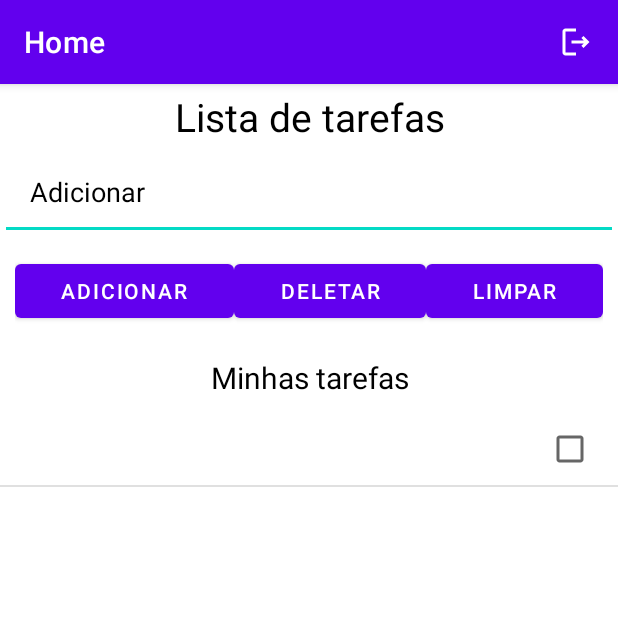
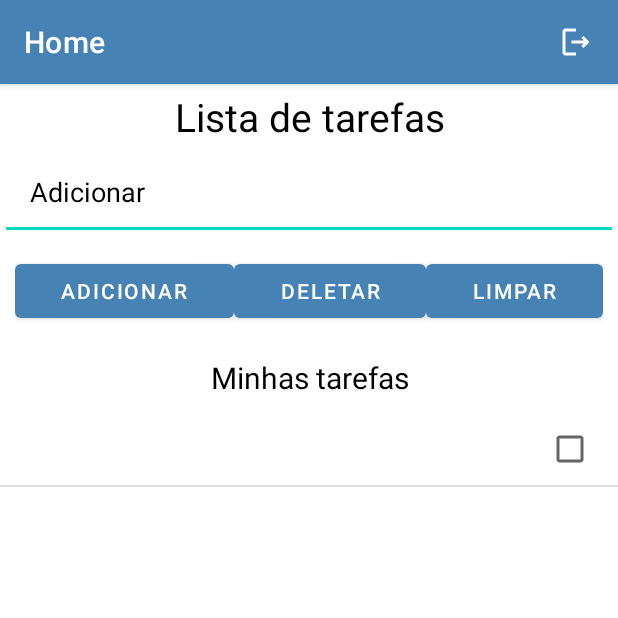
Before and after one commit to FelipeBenincaza/projeto_Desenvolvimento_de_Apps_com_Kotlin, an Android app: the screen it shows after launch (MainActivity), after a tap on "ADICIONAR", on a phone screen of 412 x 824 dp, the top half of it. Run offline under Robolectric (Android 15) with nearby library versions, the phone set to English and light mode, and no system bars.

Commit message:
adição do sharedPreferences e alterações de layout;

```diff
--- a/app/build.gradle
+++ b/app/build.gradle
@@ -40,6 +40,8 @@ dependencies {
     implementation 'com.google.android.material:material:1.8.0'
     implementation 'androidx.constraintlayout:constraintlayout:2.1.4'
     implementation 'com.google.firebase:firebase-auth-ktx:21.0.3'
+    implementation 'com.google.code.gson:gson:2.8.7'
+    implementation 'com.google.android.gms:play-services-auth:20.4.1'
     testImplementation 'junit:junit:4.13.2'
     androidTestImplementation 'androidx.test.ext:junit:1.1.5'
     androidTestImplementation 'androidx.test.espresso:espresso-core:3.5.1'
--- a/app/src/main/java/com/benincaza/projetofinalkotlin/MainActivity.kt
+++ b/app/src/main/java/com/benincaza/projetofinalkotlin/MainActivity.kt
@@ -1,26 +1,38 @@
 package com.benincaza.projetofinalkotlin
 
+import android.content.Context
 import android.content.Intent
+import android.content.SharedPreferences
 import androidx.appcompat.app.AppCompatActivity
 import android.os.Bundle
+import android.util.SparseBooleanArray
 import android.view.View
 import android.widget.ArrayAdapter
 import android.widget.EditText
 import android.widget.ListView
+import com.google.gson.Gson
+import com.google.gson.reflect.TypeToken
 
 class MainActivity : AppCompatActivity() {
+
+    private lateinit var sharedPreferences: SharedPreferences
+    private var gson = Gson()
+    private val NAME_LIST = "lista_de_compras"
+
     override fun onCreate(savedInstanceState: Bundle?) {
         super.onCreate(savedInstanceState)
         setContentView(R.layout.activity_main)
         supportActionBar?.hide()
 
-        var listViewTasks = findViewById<ListView>(R.id.listViewTasks);
-        var createTask = findViewById<EditText>(R.id.createTask);
+        sharedPreferences = getSharedPreferences(NAME_LIST, Context.MODE_PRIVATE)
 
-        var itemList = arrayListOf<String>();
-        var adapter = ArrayAdapter(this, android.R.layout.simple_list_item_multiple_choice, itemList);
+        val listViewTasks = findViewById<ListView>(R.id.listViewTasks)
+        val createTask = findViewById<EditText>(R.id.createTask)
 
-        findViewById<View>(R.id.add).setOnClickListener {
+        val itemList = getData()
+        val adapter = ArrayAdapter(this, android.R.layout.simple_list_item_multiple_choice, itemList)
+
+        findViewById<View>(R.id.btn_add).setOnClickListener {
             itemList.add(createTask.text.toString());
             listViewTasks.adapter = adapter;
             adapter.notifyDataSetChanged()
@@ -28,9 +40,46 @@ class MainActivity : AppCompatActivity() {
             createTask.text.clear()
         }
 
+        findViewById<View>(R.id.btn_delete).setOnClickListener {
+            val position: SparseBooleanArray = listViewTasks.checkedItemPositions;
+            val count = listViewTasks.count;
+            var item = count - 1;
+            while(item >= 0){
+                if(position.get(item)){
+                    adapter.remove(itemList.get(item))
+                }
+                item--;
+            }
+
+            saveData(itemList)
+            position.clear();
+            adapter.notifyDataSetChanged()
+        }
+
+        findViewById<View>(R.id.btn_clear).setOnClickListener {
+            itemList.clear()
+            saveData(itemList)
+            adapter.notifyDataSetChanged()
+        }
+
         findViewById<View>(R.id.logout).setOnClickListener{
-            val activity = Intent(this, LoginScreen::class.java);
-            startActivity(activity);
+            startActivity(Intent(this, LoginScreen::class.java))
         }
     }
+
+    private fun getData(): ArrayList<String> {
+        val arrayJson = sharedPreferences.getString("lista", null)
+        return if(arrayJson.isNullOrEmpty()){
+            arrayListOf()
+        }else{
+            gson.fromJson(arrayJson, object: TypeToken<ArrayList<String>>(){}.type)
+        }
+    }
+
+    private fun saveData(array: ArrayList<String>){
+        val arrayJson = gson.toJson(array)
+        val editor = sharedPreferences.edit()
+        editor.putString("lista", arrayJson)
+        editor.apply();
+    }
 }
--- a/app/src/main/res/layout/activity_main.xml
+++ b/app/src/main/res/layout/activity_main.xml
@@ -58,19 +58,19 @@
             android:layout_below="@+id/createTask"
             android:padding="10dp">
             <Button
-                android:id="@+id/add"
+                android:id="@+id/btn_add"
                 android:layout_width="wrap_content"
                 android:layout_height="wrap_content"
                 android:text="Adicionar"
                 android:layout_weight="1"/>
             <Button
-                android:id="@+id/delete"
+                android:id="@+id/btn_delete"
                 android:layout_width="wrap_content"
                 android:layout_height="wrap_content"
                 android:text="Deletar"
                 android:layout_weight="1" />
             <Button
-                android:id="@+id/clear"
+                android:id="@+id/btn_clear"
                 android:layout_width="wrap_content"
                 android:layout_height="wrap_content"
                 android:text="Limpar"
--- a/app/src/main/res/values-night/themes.xml
+++ b/app/src/main/res/values-night/themes.xml
@@ -2,7 +2,7 @@
     <!-- Base application theme. -->
     <style name="Theme.ProjetoFinalKotlin" parent="Theme.MaterialComponents.DayNight.DarkActionBar">
         <!-- Primary brand color. -->
-        <item name="colorPrimary">@color/purple_200</item>
+        <item name="colorPrimary">@color/steelBlue</item>
         <item name="colorPrimaryVariant">@color/steelBlue</item>
         <item name="colorOnPrimary">@color/black</item>
         <!-- Secondary brand color. -->
--- a/app/src/main/res/values/themes.xml
+++ b/app/src/main/res/values/themes.xml
@@ -2,7 +2,7 @@
     <!-- Base application theme. -->
     <style name="Theme.ProjetoFinalKotlin" parent="Theme.MaterialComponents.DayNight.DarkActionBar">
         <!-- Primary brand color. -->
-        <item name="colorPrimary">@color/purple_500</item>
+        <item name="colorPrimary">@color/steelBlue</item>
         <item name="colorPrimaryVariant">@color/steelBlue</item>
         <item name="colorOnPrimary">@color/white</item>
         <!-- Secondary brand color. -->
```
Also changed, not shown: app/src/main/java/com/benincaza/projetofinalkotlin/CreateAccount.kt (+9 -12 lines), app/src/main/java/com/benincaza/projetofinalkotlin/LoginScreen.kt (+67 -8 lines), app/src/main/res/layout/activity_create_account.xml (+25 -25 lines), app/src/main/res/layout/activity_login_screen.xml (+20 -20 lines).
